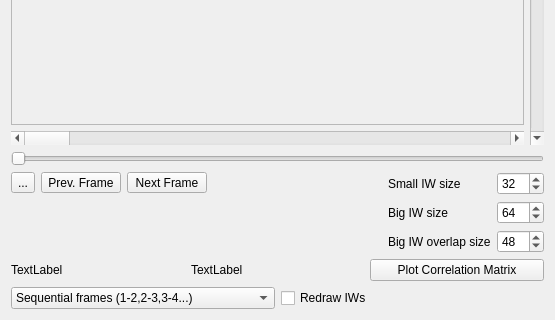
Above: piv_gui_python/scaler_gui.ui from vzickus/piv-gui-python before the change; both pictures show x 0 to 555 and y 334 to 654 of the 555 by 654 pixel window. Below: the same form after it.
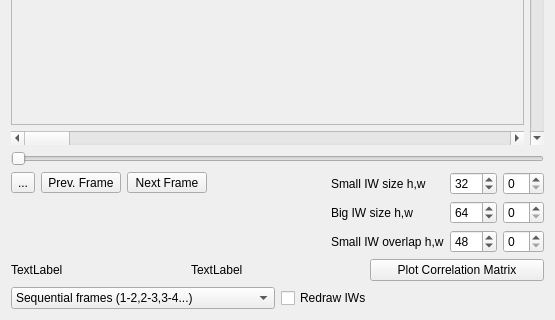
That is the form after the change.

Commit message: updated scaler_ui for non square IWs

The edit to the form file:
```diff
--- a/piv_gui_python/scaler_gui.ui
+++ b/piv_gui_python/scaler_gui.ui
@@ -176,7 +176,7 @@
        <item row="2" column="1">
         <widget class="QLabel" name="label_3">
          <property name="text">
-          <string>Big IW overlap size</string>
+          <string>Small IW overlap h,w</string>
          </property>
         </widget>
        </item>
@@ -196,7 +196,7 @@
        <item row="1" column="1">
         <widget class="QLabel" name="label_2">
          <property name="text">
-          <string>Big IW size</string>
+          <string>Big IW size h,w</string>
          </property>
         </widget>
        </item>
@@ -232,7 +232,7 @@
        <item row="0" column="1">
         <widget class="QLabel" name="label">
          <property name="text">
-          <string>Small IW size </string>
+          <string>Small IW size h,w </string>
          </property>
         </widget>
        </item>
@@ -249,6 +249,15 @@
          </property>
         </spacer>
        </item>
+       <item row="0" column="3">
+        <widget class="QSpinBox" name="iw_small_w"/>
+       </item>
+       <item row="1" column="3">
+        <widget class="QSpinBox" name="iw_big_w"/>
+       </item>
+       <item row="2" column="3">
+        <widget class="QSpinBox" name="iw_overlap_w"/>
+       </item>
       </layout>
      </item>
     </layout>
```
Left out of the diff: 6 changed lines with no effect on the pictures.
